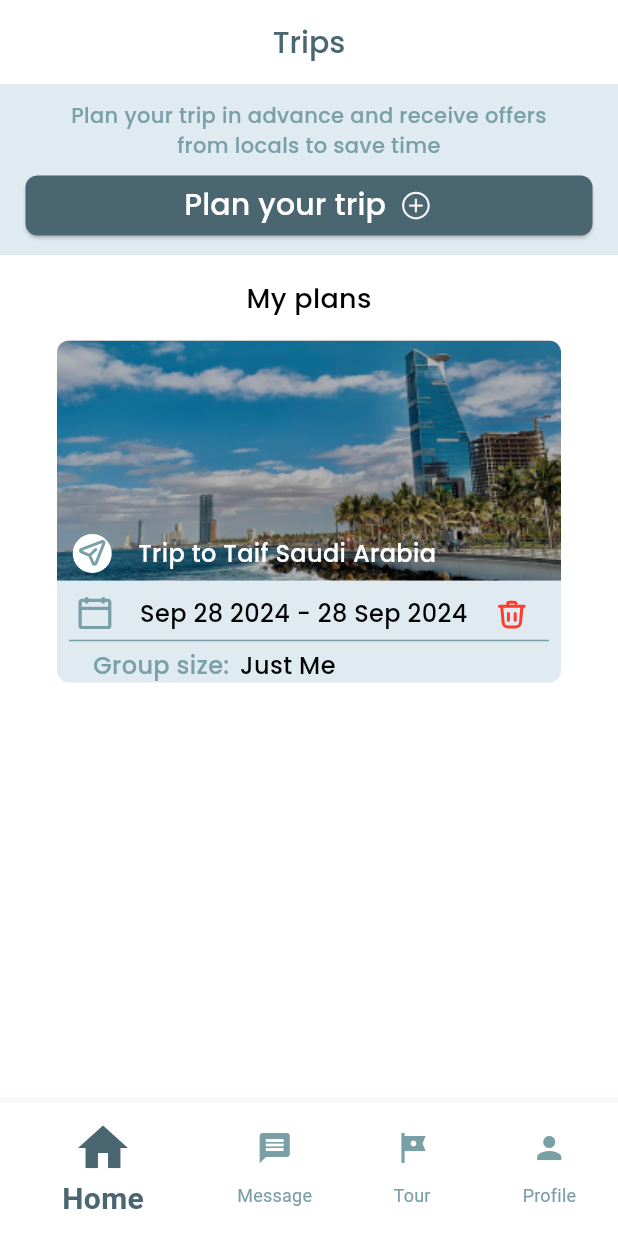
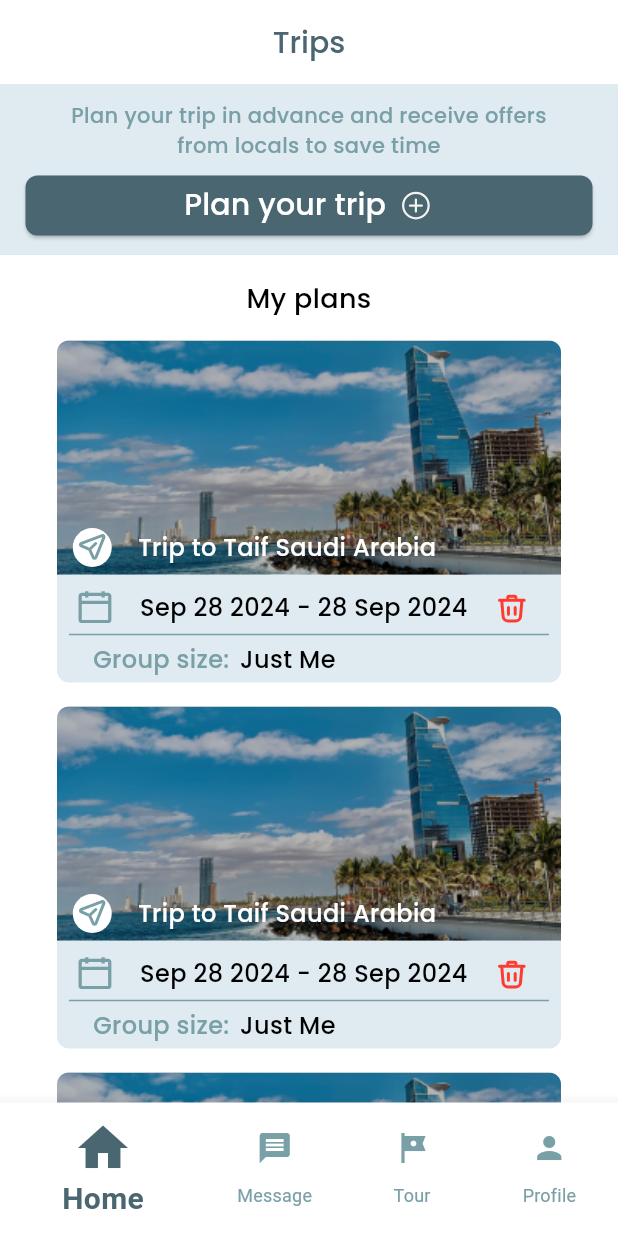
Before and after one commit to ftoome545/TravelMate-project, a Flutter app: the screen it shows after launch, swiped to page 3, on a phone screen of 412 x 824 dp. Run offline on Flutter 3.47's test engine with Material 3 defaults, Android fonts, the phone set to English and light mode, and no system bars; our stand-ins replace flutter_rating, flutter_svg.

Commit message:
Finish the CreatedTripsScreen

```diff
--- /dev/null
+++ b/lib/widgets/created_trips_box.dart
@@ -0,0 +1,81 @@
+import 'package:flutter/material.dart';
+import 'package:flutter_svg/svg.dart';
+import 'package:travel_mate/utils/app_images.dart';
+import 'package:travel_mate/utils/app_styles.dart';
+import 'package:travel_mate/widgets/created_trip_box_image_part.dart';
+
+class CreatedTripsBox extends StatelessWidget {
+  const CreatedTripsBox({
+    super.key,
+  });
+
+  @override
+  Widget build(BuildContext context) {
+    return Container(
+      margin: const EdgeInsets.symmetric(horizontal: 38),
+      height: 228,
+      decoration: ShapeDecoration(
+          color: const Color(0xffDFEAF1),
+          shape: RoundedRectangleBorder(
+            borderRadius: BorderRadius.circular(8),
+          )),
+      child: Column(
+        children: [
+          const Expanded(child: CreatedTripBoxImagePart()),
+          const SizedBox(
+            height: 9,
+          ),
+          Row(
+            children: [
+              const SizedBox(
+                width: 11.27,
+              ),
+              SvgPicture.asset(Assets.imagesCalendarIcon),
+              const SizedBox(
+                width: 16,
+              ),
+              Text(
+                'Sep 28 2024 - 28 Sep 2024',
+                style: AppStyles.styleMedium16.copyWith(color: Colors.black),
+              ),
+              const SizedBox(
+                width: 16,
+              ),
+              SvgPicture.asset(Assets.imagesDeleteIcon),
+            ],
+          ),
+          const Padding(
+            padding: EdgeInsets.symmetric(horizontal: 8),
+            child: Divider(
+              height: 10,
+              color: Color(0xff7AA0A7),
+            ),
+          ),
+          Row(
+            children: [
+              const SizedBox(
+                width: 24,
+              ),
+              Text(
+                'Group size:',
+                style: AppStyles.styleMedium16
+                    .copyWith(color: const Color(0xff7AA0A7)),
+              ),
+              const SizedBox(
+                width: 7,
+              ),
+              Text(
+                'Just Me',
+                style: AppStyles.styleMedium16
+                    .copyWith(color: const Color(0xff000000)),
+              ),
+            ],
+          ),
+          const SizedBox(
+            height: 4,
+          ),
+        ],
+      ),
+    );
+  }
+}
--- /dev/null
+++ b/lib/widgets/created_trips_list_view.dart
@@ -0,0 +1,21 @@
+import 'package:flutter/material.dart';
+import 'package:flutter/widgets.dart';
+import 'package:travel_mate/widgets/created_trips_box.dart';
+
+class CreatedTripsListView extends StatelessWidget {
+  const CreatedTripsListView({super.key});
+
+  @override
+  Widget build(BuildContext context) {
+    return SliverList.builder(
+        // shrinkWrap: false,
+        // physics: const NeverScrollableScrollPhysics(),
+        itemCount: 5,
+        itemBuilder: (context, index) {
+          return const Padding(
+            padding: EdgeInsets.only(bottom: 16),
+            child: CreatedTripsBox(),
+          );
+        });
+  }
+}
--- a/lib/widgets/created_trips_screen.dart
+++ b/lib/widgets/created_trips_screen.dart
@@ -1,8 +1,6 @@
 import 'package:flutter/material.dart';
-import 'package:flutter_svg/svg.dart';
-import 'package:travel_mate/utils/app_images.dart';
 import 'package:travel_mate/utils/app_styles.dart';
-import 'package:travel_mate/widgets/created_trip_box_image_part.dart';
+import 'package:travel_mate/widgets/created_trips_list_view.dart';
 import 'package:travel_mate/widgets/plan_your_trip_box.dart';
 
 class CreatedTripsScreen extends StatelessWidget {
@@ -12,88 +10,30 @@ class CreatedTripsScreen extends StatelessWidget {
   Widget build(BuildContext context) {
     return Scaffold(
         backgroundColor: Colors.white,
-        body: SingleChildScrollView(
-          child: Column(
-            children: [
-              const PlanYourTripBox(),
-              const SizedBox(
+        body: CustomScrollView(
+          slivers: [
+            const SliverToBoxAdapter(child: PlanYourTripBox()),
+            const SliverToBoxAdapter(
+              child: SizedBox(
                 height: 16,
               ),
-              Text(
+            ),
+            SliverToBoxAdapter(
+              child: Text(
+                textAlign: TextAlign.center,
                 'My plans',
                 style: AppStyles.styleSemiBold18.copyWith(
                   color: Colors.black,
                 ),
               ),
-              const SizedBox(
+            ),
+            const SliverToBoxAdapter(
+              child: SizedBox(
                 height: 15,
               ),
-              Container(
-                margin: const EdgeInsets.symmetric(horizontal: 38),
-                height: 228,
-                decoration: ShapeDecoration(
-                    color: const Color(0xffDFEAF1),
-                    shape: RoundedRectangleBorder(
-                      borderRadius: BorderRadius.circular(8),
-                    )),
-                child: Column(
-                  children: [
-                    const Expanded(child: CreatedTripBoxImagePart()),
-                    const SizedBox(
-                      height: 9,
-                    ),
-                    Row(
-                      children: [
-                        const SizedBox(
-                          width: 11.27,
-                        ),
-                        SvgPicture.asset(Assets.imagesCalendarIcon),
-                        const SizedBox(
-                          width: 16,
-                        ),
-                        Text(
-                          'Sep 28 2024 - 28 Sep 2024',
-                          style: AppStyles.styleMedium16
-                              .copyWith(color: Colors.black),
-                        ),
-                        const SizedBox(
-                          width: 16,
-                        ),
-                        SvgPicture.asset(Assets.imagesDeleteIcon),
-                      ],
-                    ),
-                    const Padding(
-                      padding: EdgeInsets.symmetric(horizontal: 8),
-                      child: Divider(
-                        height: 10,
-                        color: Color(0xff7AA0A7),
-                      ),
-                    ),
-                    Row(
-                      children: [
-                        const SizedBox(
-                          width: 24,
-                        ),
-                        Text(
-                          'Group size:',
-                          style: AppStyles.styleMedium16
-                              .copyWith(color: const Color(0xff7AA0A7)),
-                        ),
-                        const SizedBox(
-                          width: 7,
-                        ),
-                        Text(
-                          'Just Me',
-                          style: AppStyles.styleMedium16
-                              .copyWith(color: const Color(0xff000000)),
-                        ),
-                      ],
-                    ),
-                  ],
-                ),
-              ),
-            ],
-          ),
+            ),
+            const CreatedTripsListView(),
+          ],
         ));
   }
 }
```
